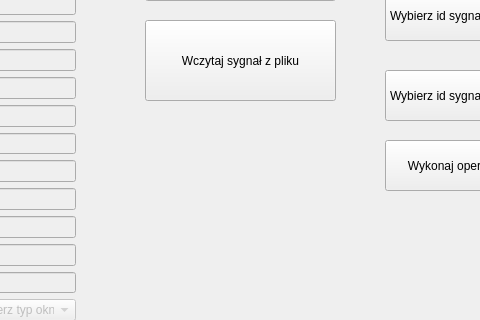
Old version of the form app/gui.ui in the repository eljotero/Cyfrowe_Przetwarzanie_Sygnalu; both pictures show x 445 to 925 and y 100 to 420 of the 1059 by 732 pixel window.
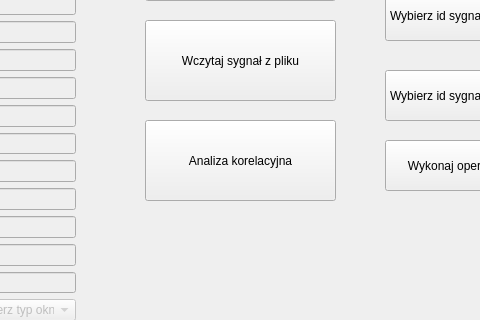
New version of the form.

What changed in the file:
```diff
--- a/app/gui.ui
+++ b/app/gui.ui
@@ -741,6 +741,19 @@
      </rect>
     </property>
    </widget>
+   <widget class="QPushButton" name="analysisButton">
+    <property name="geometry">
+     <rect>
+      <x>590</x>
+      <y>220</y>
+      <width>191</width>
+      <height>81</height>
+     </rect>
+    </property>
+    <property name="text">
+     <string>Analiza korelacyjna</string>
+    </property>
+   </widget>
   </widget>
  </widget>
  <resources/>
```
